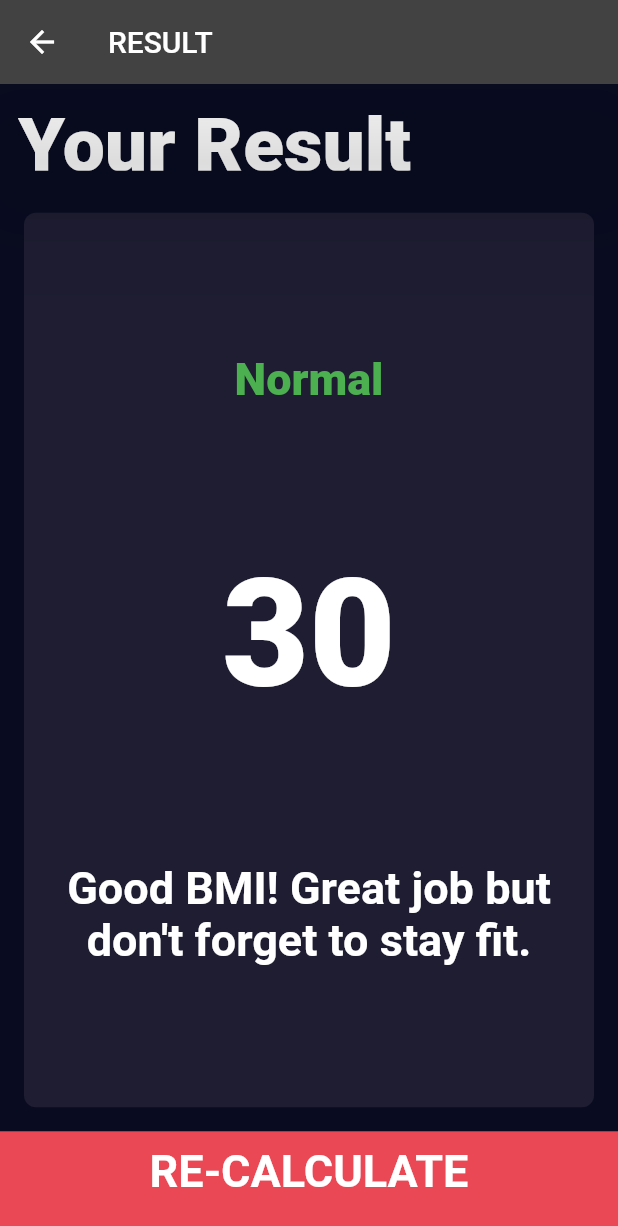
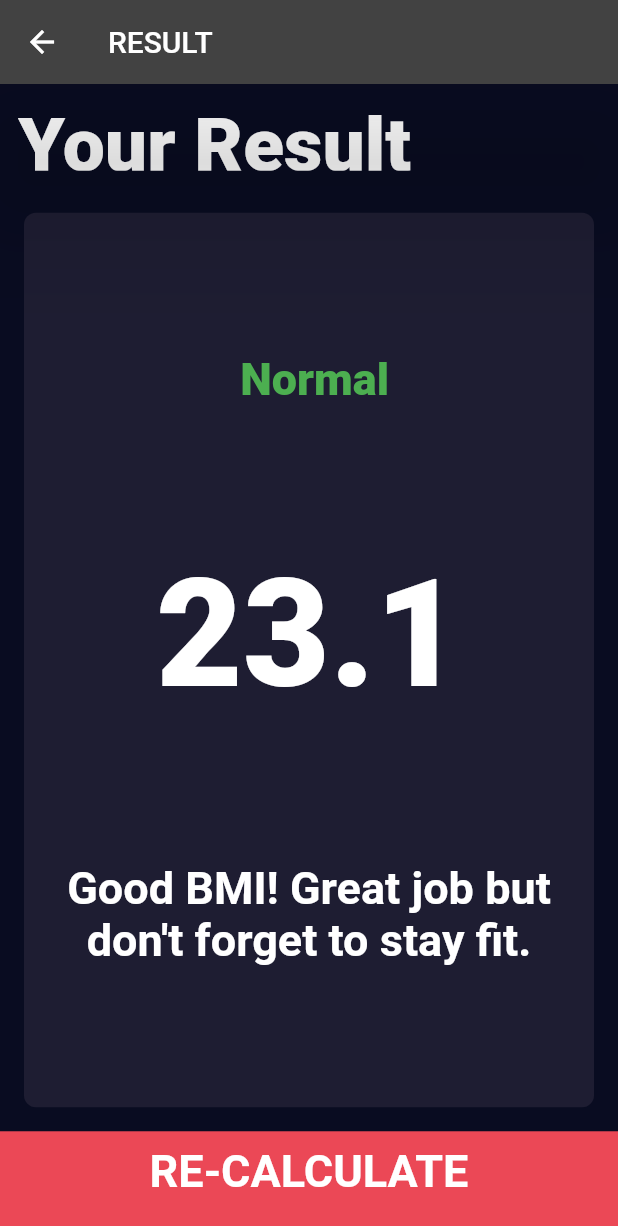
Before and after one commit to myronovych/bmi-calculator, a Flutter app: the screen it shows after launch, after a tap on "CALCULATE", on a phone screen of 412 x 824 dp. Shown: the top 1226 px of the screen. Run offline on Flutter 3.47's test engine with Material 2 defaults, Android fonts, the phone set to English and light mode, and no system bars; our stand-ins replace font_awesome_flutter.

Commit message:
Finished app

```diff
--- /dev/null
+++ b/lib/bmi_logic.dart
@@ -0,0 +1,35 @@
+import 'dart:math';
+
+class BMILogic {
+  BMILogic({
+    this.weight,
+    this.height,
+  });
+
+  final weight;
+  final height;
+  double _bmi;
+
+  String calculateBMI() {
+    _bmi = (weight / pow(height / 100, 2));
+    return _bmi.toStringAsFixed(1);
+  }
+
+  String getGrade() {
+    if (_bmi >= 25)
+      return 'Overweight';
+    else if (_bmi > 18)
+      return ' Normal';
+    else
+      return 'Underweight';
+  }
+
+  String getRecommendation() {
+    if (_bmi > 25)
+      return 'You should do more sport and cut donw on weight.';
+    else if (_bmi > 18)
+      return 'Good BMI! Great job but don\'t forget to stay fit.';
+    else
+      return 'You should do more sport and gain some musles!';
+  }
+}
--- a/lib/main.dart
+++ b/lib/main.dart
@@ -1,6 +1,7 @@
 import 'package:flutter/material.dart';
 import 'package:bmi_calculator/screens/input_page.dart';
 import 'package:bmi_calculator/screens/results_page.dart';
+import 'bmi_logic.dart';
 
 void main() => runApp(BMICalculator());
 
@@ -13,11 +14,7 @@ class BMICalculator extends StatelessWidget {
         scaffoldBackgroundColor: Color(0xFF090c21),
         appBarTheme: AppBarTheme(elevation: 40.0),
       ),
-      initialRoute: '/',
-      routes: {
-        '/': (context) => InputPage(),
-        '/result': (context) => ResultsPage(),
-      },
+      home: InputPage(),
     );
   }
 }
--- a/lib/screens/input_page.dart
+++ b/lib/screens/input_page.dart
@@ -5,6 +5,8 @@ import 'package:bmi_calculator/compoments/reusableContainer.dart';
 import 'package:bmi_calculator/constants.dart';
 import 'package:bmi_calculator/compoments/roundedIconButton.dart';
 import 'package:bmi_calculator/compoments/lowerBar.dart';
+import 'package:bmi_calculator/bmi_logic.dart';
+import 'results_page.dart';
 
 class InputPage extends StatefulWidget {
   @override
@@ -235,7 +237,15 @@ class _InputPageState extends State<InputPage> {
             LowerBar(
               title: 'CALCULATE',
               onTap: () {
-                Navigator.pushNamed(context, '/result');
+                BMILogic calc = BMILogic(weight: weight, height: height);
+                Navigator.push(
+                    context,
+                    MaterialPageRoute(
+                        builder: (context) => ResultsPage(
+                              bmiResult: calc.calculateBMI(),
+                              bmiGrade: calc.getGrade(),
+                              bmiRecommendation: calc.getRecommendation(),
+                            )));
               },
             )
           ],
--- a/lib/screens/results_page.dart
+++ b/lib/screens/results_page.dart
@@ -5,6 +5,15 @@ import 'package:bmi_calculator/screens/input_page.dart';
 import 'package:bmi_calculator/compoments/lowerBar.dart';
 
 class ResultsPage extends StatelessWidget {
+  ResultsPage(
+      {@required this.bmiResult,
+      @required this.bmiGrade,
+      @required this.bmiRecommendation});
+
+  final String bmiResult;
+  final String bmiGrade;
+  final String bmiRecommendation;
+
   @override
   Widget build(BuildContext context) {
     return Scaffold(
@@ -38,18 +47,18 @@ class ResultsPage extends StatelessWidget {
                 mainAxisAlignment: MainAxisAlignment.spaceEvenly,
                 children: <Widget>[
                   Text(
-                    'Normal',
+                    bmiGrade,
                     style: TextStyle(
                         fontSize: 30,
                         color: Colors.green,
                         fontWeight: FontWeight.w800),
                   ),
                   Text(
-                    bmi.toString(),
+                    bmiResult,
                     style: kBigLabelTextStyle.copyWith(fontSize: 100),
                   ),
                   Text(
-                    'Good BMI! Great job but don\'t forget to stay fit.',
+                    bmiRecommendation,
                     style: TextStyle(
                       fontSize: 30,
                       color: Colors.white,
```
